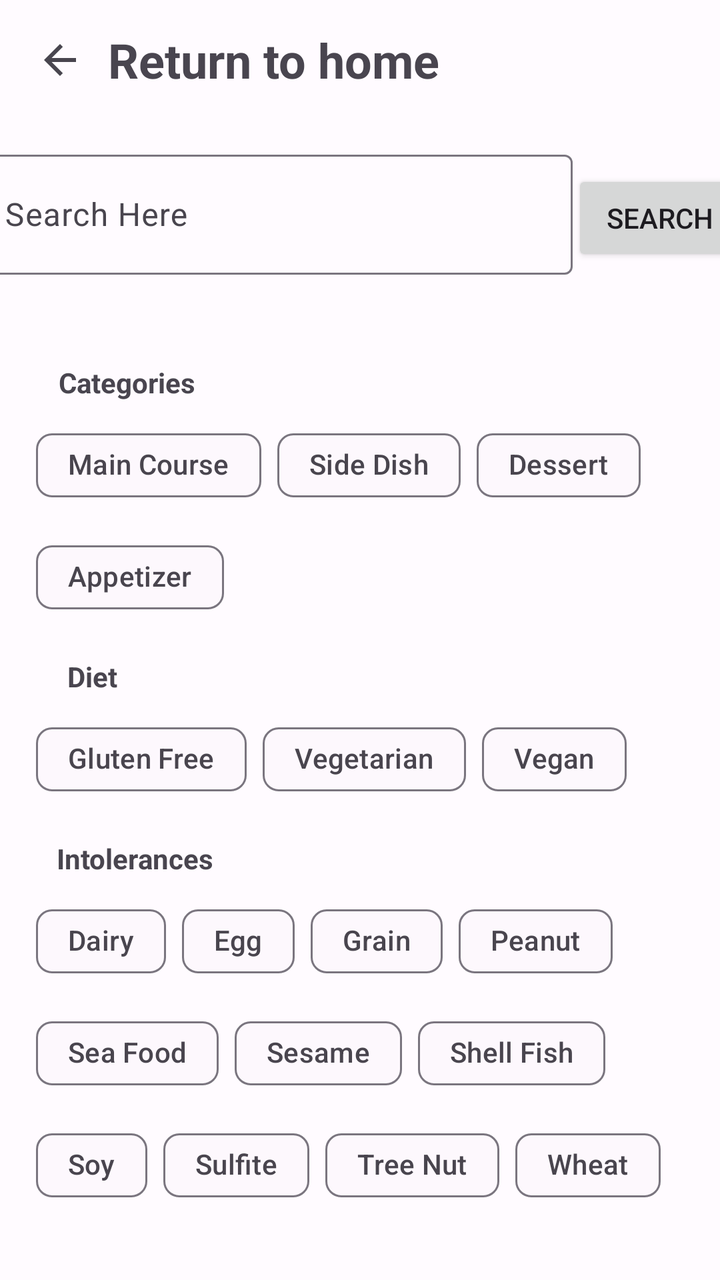
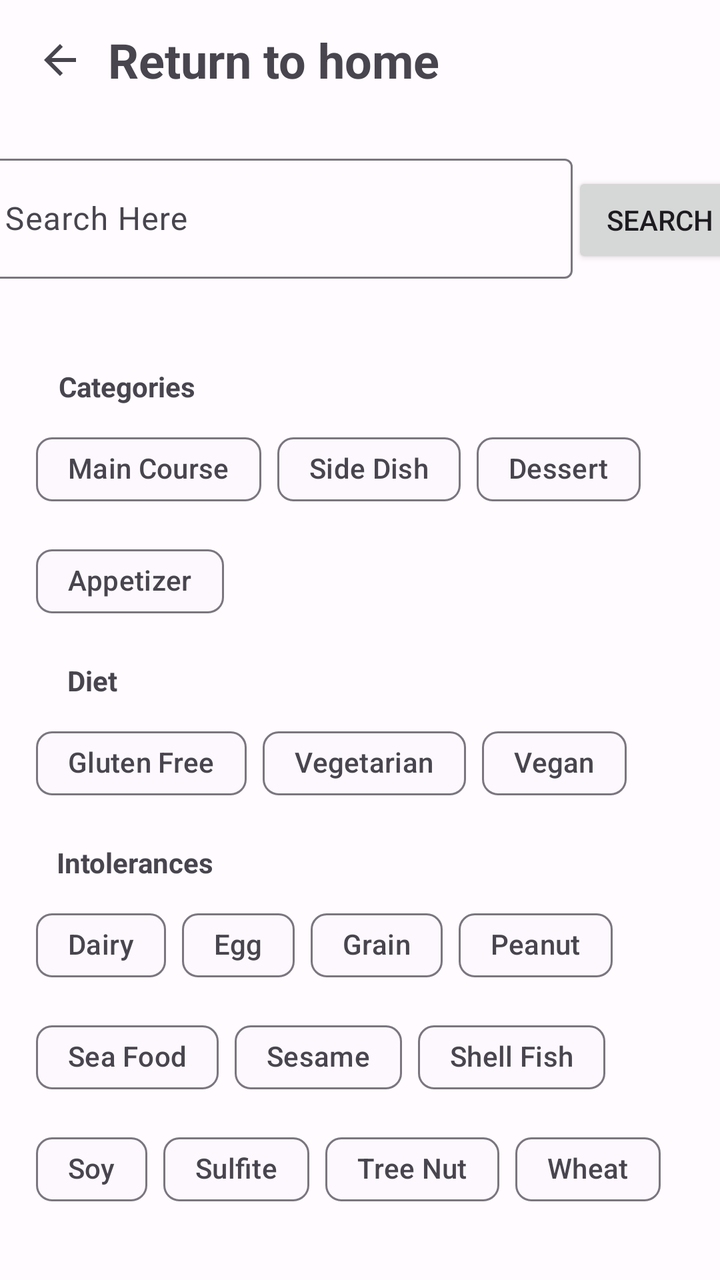

Screens rendered from an Android XML layout before and after an edit, with the pre-edit source and the edit as a unified diff.
<!-- AndroidManifest.xml: application theme Theme.Food_alchemy -->
<!-- res/layout/fragment_search.xml -->
<?xml version="1.0" encoding="utf-8"?>
<androidx.constraintlayout.widget.ConstraintLayout xmlns:android="http://schemas.android.com/apk/res/android"
    xmlns:app="http://schemas.android.com/apk/res-auto"
    xmlns:tools="http://schemas.android.com/tools"
    android:layout_width="match_parent"
    android:layout_height="match_parent"
    tools:context=".ui.search.SearchActivity">

    <LinearLayout
        android:id="@+id/linear_layout"
        android:layout_width="match_parent"
        android:layout_height="wrap_content"
        android:gravity="center_vertical"
        android:padding="6dp"
        app:layout_constraintEnd_toEndOf="parent"
        app:layout_constraintHorizontal_bias="1.0"
        app:layout_constraintStart_toStartOf="parent"
        app:layout_constraintTop_toTopOf="parent">

        <ImageButton
            android:id="@+id/return_button"
            android:layout_width="48dp"
            android:layout_height="48dp"
            android:background="@android:color/transparent"
            android:padding="8dp"
            android:src="@drawable/baseline_arrow_back_24"
            app:tint="?attr/colorControlNormal"
            tools:ignore="ContentDescription" />

        <TextView
            android:id="@+id/title_textview"
            android:layout_width="wrap_content"
            android:layout_height="wrap_content"
            android:text="@string/return_to_home"
            android:textSize="24sp"
            android:textStyle="bold" />

    </LinearLayout>

    <androidx.constraintlayout.widget.ConstraintLayout
        android:layout_width="match_parent"
        android:layout_height="wrap_content"
        app:layout_constraintStart_toStartOf="parent"
        app:layout_constraintEnd_toEndOf="parent"
        android:id="@+id/search_layout"
        app:layout_constraintTop_toBottomOf="@+id/linear_layout">




        <com.google.android.material.textfield.TextInputLayout
            android:id="@+id/searchView"
            android:layout_width="300dp"
            android:layout_height="wrap_content"
            app:endIconMode="clear_text"
            android:paddingTop="12dp"
            android:layout_marginStart="6dp"
            app:errorEnabled="true"
            app:layout_constraintTop_toTopOf="parent"
            app:layout_constraintBottom_toTopOf="@id/recyclerview_ingredients_search"
            app:layout_constraintStart_toStartOf="parent"
            app:layout_constraintEnd_toStartOf="@id/search_btn">

            <com.google.android.material.textfield.TextInputEditText
                android:id="@+id/search_input_edit_text_ingredient"
                android:layout_width="match_parent"
                android:layout_height="60dp"
                android:layout_weight="1"
                android:inputType="text"
                android:hint="@string/search_here" />
        </com.google.android.material.textfield.TextInputLayout>

        <Button
            android:id="@+id/search_btn"
            app:layout_constraintBottom_toTopOf="@id/recyclerview_ingredients_search"
            app:layout_constraintTop_toTopOf="parent"
            app:layout_constraintEnd_toEndOf="parent"
            app:layout_constraintStart_toEndOf="@id/searchView"
            android:layout_marginEnd="6dp"
            android:layout_weight="1"
            android:layout_width="wrap_content"
            android:layout_height="wrap_content"
            android:text="@string/search" />

        <androidx.recyclerview.widget.RecyclerView
            android:id="@+id/recyclerview_ingredients_search"
            android:layout_width="match_parent"
            android:layout_height="wrap_content"
            app:layout_constraintTop_toBottomOf="@id/searchView"
            app:layout_constraintBottom_toBottomOf="parent"
            app:layout_constraintStart_toStartOf="parent"
            app:layout_constraintEnd_toEndOf="parent" />

    </androidx.constraintlayout.widget.ConstraintLayout>


    <ScrollView
        android:id="@+id/scrollChip"
        android:layout_width="match_parent"
        android:layout_height="0dp"
        app:layout_constraintTop_toBottomOf="@id/search_layout"
        app:layout_constraintBottom_toBottomOf="parent">

        <androidx.constraintlayout.widget.ConstraintLayout
            android:layout_width="match_parent"
            android:layout_height="match_parent">

            <com.google.android.material.chip.ChipGroup
                android:id="@+id/chip_ingredients"
                android:layout_width="match_parent"
                android:layout_height="wrap_content"
                android:layout_marginTop="8dp"
                android:layout_marginStart="18dp"
                android:layout_marginEnd="18dp"
                app:layout_constraintStart_toStartOf="parent"
                app:layout_constraintEnd_toEndOf="parent"
                app:layout_constraintTop_toTopOf="parent"
                app:layout_constraintBottom_toTopOf="@id/text_categories">

            </com.google.android.material.chip.ChipGroup>

            
            <TextView
                android:id="@+id/text_categories"
                android:layout_width="wrap_content"
                android:layout_height="wrap_content"
                android:text="@string/categories"
                android:layout_marginTop="16dp"
                android:textStyle="bold"
                app:layout_constraintStart_toStartOf="parent"
                app:layout_constraintEnd_toEndOf="parent"
                app:layout_constraintTop_toBottomOf="@id/chip_ingredients"
                app:layout_constraintBottom_toTopOf="@id/chip_group_categories"
                app:layout_constraintHorizontal_bias="0.1" />


            <com.google.android.material.chip.ChipGroup
                android:id="@+id/chip_group_categories"
                android:layout_width="match_parent"
                android:layout_height="wrap_content"
                android:layout_below="@id/text_categories"
                android:layout_marginTop="8dp"
                app:singleSelection="true"
                android:layout_marginStart="18dp"
                android:layout_marginEnd="18dp"
                app:layout_constraintStart_toStartOf="parent"
                app:layout_constraintEnd_toEndOf="parent"
                app:layout_constraintTop_toBottomOf="@id/text_categories"
                app:layout_constraintBottom_toTopOf="@id/text_diet">


                <com.google.android.material.chip.Chip
                    android:id="@+id/chip_main_course"
                    style="@style/Widget.Material3.Chip.Filter"
                    android:layout_width="wrap_content"
                    android:layout_height="wrap_content"
                    android:checked="false"
                    android:text="@string/main_course" />

                <com.google.android.material.chip.Chip
                    android:id="@+id/chip_side_dish"
                    style="@style/Widget.Material3.Chip.Filter"
                    android:layout_width="wrap_content"
                    android:layout_height="wrap_content"
                    android:checked="false"
                    android:text="@string/side_dish" />

                <com.google.android.material.chip.Chip
                    android:id="@+id/chip_dessert"
                    style="@style/Widget.Material3.Chip.Filter"
                    android:layout_width="wrap_content"
                    android:layout_height="wrap_content"
                    android:checked="false"
                    android:text="@string/dessert" />

                <com.google.android.material.chip.Chip
                    android:id="@+id/chip_appetizer"
                    style="@style/Widget.Material3.Chip.Filter"
                    android:layout_width="wrap_content"
                    android:layout_height="wrap_content"
                    android:checked="false"
                    android:text="@string/appetizer" />

                
                

            </com.google.android.material.chip.ChipGroup>

            
            <TextView
                android:id="@+id/text_diet"
                android:layout_width="wrap_content"
                android:layout_height="wrap_content"
                android:text="@string/diet"
                android:layout_marginTop="16dp"
                android:textStyle="bold"
                app:layout_constraintStart_toStartOf="parent"
                app:layout_constraintEnd_toEndOf="parent"
                app:layout_constraintTop_toBottomOf="@id/chip_group_categories"
                app:layout_constraintBottom_toTopOf="@id/chip_group_diet"
                app:layout_constraintHorizontal_bias="0.1"/>

            <com.google.android.material.chip.ChipGroup
                android:id="@+id/chip_group_diet"
                android:layout_width="match_parent"
                android:layout_height="wrap_content"
                android:layout_below="@id/text_diet"
                android:layout_marginTop="8dp"
                android:layout_marginStart="18dp"
                android:layout_marginEnd="18dp"
                app:singleSelection="true"
                app:layout_constraintStart_toStartOf="parent"
                app:layout_constraintEnd_toEndOf="parent"
                app:layout_constraintTop_toBottomOf="@id/text_diet"
                app:layout_constraintBottom_toTopOf="@id/text_intolerances">

                <com.google.android.material.chip.Chip
                    android:id="@+id/gluten_free"
                    style="@style/Widget.Material3.Chip.Filter"
                    android:layout_width="wrap_content"
                    android:layout_height="wrap_content"
                    android:checked="false"
                    android:text="@string/gluten_free" />

                <com.google.android.material.chip.Chip
                    android:id="@+id/vegetarian"
                    style="@style/Widget.Material3.Chip.Filter"
                    android:layout_width="wrap_content"
                    android:layout_height="wrap_content"
                    android:checked="false"
                    android:text="@string/vegetarian" />

                <com.google.android.material.chip.Chip
                    android:id="@+id/vegan"
                    style="@style/Widget.Material3.Chip.Filter"
                    android:layout_width="wrap_content"
                    android:layout_height="wrap_content"
                    android:checked="false"
                    android:text="@string/vegan" />
                
                

            </com.google.android.material.chip.ChipGroup>

            
            <TextView
                android:id="@+id/text_intolerances"
                android:layout_width="wrap_content"
                android:layout_height="wrap_content"
                android:text="@string/intolerances"
                android:layout_below="@id/chip_group_diet"
                android:layout_marginTop="16dp"
                android:textStyle="bold"
                app:layout_constraintStart_toStartOf="parent"
                app:layout_constraintEnd_toEndOf="parent"
                app:layout_constraintTop_toBottomOf="@id/chip_group_diet"
                app:layout_constraintBottom_toTopOf="@id/chip_group_intolerances"
                app:layout_constraintHorizontal_bias="0.1"/>

            <com.google.android.material.chip.ChipGroup
                android:id="@+id/chip_group_intolerances"
                android:layout_width="match_parent"
                android:layout_height="wrap_content"
                android:layout_below="@id/text_intolerances"
                android:layout_marginTop="8dp"
                android:layout_marginStart="18dp"
                android:layout_marginEnd="18dp"
                app:singleSelection="false"
                app:layout_constraintStart_toStartOf="parent"
                app:layout_constraintEnd_toEndOf="parent"
                app:layout_constraintTop_toBottomOf="@id/text_intolerances">

                <com.google.android.material.chip.Chip
                    android:id="@+id/dairy"
                    style="@style/Widget.Material3.Chip.Filter"
                    android:layout_width="wrap_content"
                    android:layout_height="wrap_content"
                    android:checked="false"
                    android:text="@string/dairy" />

                <com.google.android.material.chip.Chip
                    android:id="@+id/egg"
                    style="@style/Widget.Material3.Chip.Filter"
                    android:layout_width="wrap_content"
                    android:layout_height="wrap_content"
                    android:checked="false"
                    android:text="@string/egg" />

                <com.google.android.material.chip.Chip
                    android:id="@+id/grain"
                    style="@style/Widget.Material3.Chip.Filter"
                    android:layout_width="wrap_content"
                    android:layout_height="wrap_content"
                    android:checked="false"
                    android:text="@string/grain" />

                <com.google.android.material.chip.Chip
                    android:id="@+id/peanut"
                    style="@style/Widget.Material3.Chip.Filter"
                    android:layout_width="wrap_content"
                    android:layout_height="wrap_content"
                    android:checked="false"
                    android:text="@string/peanut" />

                <com.google.android.material.chip.Chip
                    android:id="@+id/sea_food"
                    style="@style/Widget.Material3.Chip.Filter"
                    android:layout_width="wrap_content"
                    android:layout_height="wrap_content"
                    android:checked="false"
                    android:text="@string/sea_food" />

                <com.google.android.material.chip.Chip
                    android:id="@+id/sesame"
                    style="@style/Widget.Material3.Chip.Filter"
                    android:layout_width="wrap_content"
                    android:layout_height="wrap_content"
                    android:checked="false"
                    android:text="@string/sesame" />

                <com.google.android.material.chip.Chip
                    android:id="@+id/shell_fish"
                    style="@style/Widget.Material3.Chip.Filter"
                    android:layout_width="wrap_content"
                    android:layout_height="wrap_content"
                    android:checked="false"
                    android:text="@string/shell_fish" />

                <com.google.android.material.chip.Chip
                    android:id="@+id/soy"
                    style="@style/Widget.Material3.Chip.Filter"
                    android:layout_width="wrap_content"
                    android:layout_height="wrap_content"
                    android:checked="false"
                    android:text="@string/soy" />

                <com.google.android.material.chip.Chip
                    android:id="@+id/sulfite"
                    style="@style/Widget.Material3.Chip.Filter"
                    android:layout_width="wrap_content"
                    android:layout_height="wrap_content"
                    android:checked="false"
                    android:text="@string/sulfite" />

                <com.google.android.material.chip.Chip
                    android:id="@+id/tree_nut"
                    style="@style/Widget.Material3.Chip.Filter"
                    android:layout_width="wrap_content"
                    android:layout_height="wrap_content"
                    android:checked="false"
                    android:text="@string/tree_nut" />

                <com.google.android.material.chip.Chip
                    android:id="@+id/wheat"
                    style="@style/Widget.Material3.Chip.Filter"
                    android:layout_width="wrap_content"
                    android:layout_height="wrap_content"
                    android:checked="false"
                    android:text="@string/wheat" />

                
                

            </com.google.android.material.chip.ChipGroup>
        </androidx.constraintlayout.widget.ConstraintLayout>
    </ScrollView>




</androidx.constraintlayout.widget.ConstraintLayout>
<!-- resources referenced by this layout -->
<resources>
  <!-- drawable baseline_arrow_back_24 (drawable) -->
  <vector android:autoMirrored="true" android:height="24dp"
      android:tint="#000000" android:viewportHeight="24"
      android:viewportWidth="24" android:width="24dp" xmlns:android="http://schemas.android.com/apk/res/android">
      <path android:fillColor="@android:color/black" android:pathData="M20,11H7.83l5.59,-5.59L12,4l-8,8 8,8 1.41,-1.41L7.83,13H20v-2z"/>
  </vector>
  <string name="appetizer">Appetizer</string>
  <string name="categories">Categories</string>
  <string name="dairy">Dairy</string>
  <string name="dessert">Dessert</string>
  <string name="diet">Diet</string>
  <string name="egg">Egg</string>
  <string name="gluten_free">Gluten Free</string>
  <string name="grain">Grain</string>
  <string name="intolerances">Intolerances</string>
  <string name="main_course">Main Course</string>
  <string name="peanut">Peanut</string>
  <string name="return_to_home">Return to home</string>
  <string name="sea_food">Sea Food</string>
  <string name="search">Search</string>
  <string name="search_here">Search Here</string>
  <string name="sesame">Sesame</string>
  <string name="shell_fish">Shell Fish</string>
  <string name="side_dish">Side Dish</string>
  <string name="soy">Soy</string>
  <string name="sulfite">Sulfite</string>
  <string name="tree_nut">Tree Nut</string>
  <string name="vegan">Vegan</string>
  <string name="vegetarian">Vegetarian</string>
  <string name="wheat">Wheat</string>
  <style name="Theme.Food_alchemy" parent="Base.Theme.Food_alchemy" />
  <color name="md_theme_light_primary">#7214FF</color>
  <color name="md_theme_light_onPrimary">#FFFFFF</color>
  <color name="md_theme_light_primaryContainer">#E9DDFF</color>
  <color name="md_theme_light_onPrimaryContainer">#23005C</color>
  <color name="md_theme_light_secondary">#625B70</color>
  <color name="md_theme_light_onSecondary">#FFFFFF</color>
  <color name="md_theme_light_secondaryContainer">#E8DEF8</color>
  <color name="md_theme_light_onSecondaryContainer">#1E192B</color>
  <color name="md_theme_light_tertiary">#7E525F</color>
  <color name="md_theme_light_onTertiary">#FFFFFF</color>
  <color name="md_theme_light_tertiaryContainer">#FFD9E2</color>
  <color name="md_theme_light_onTertiaryContainer">#31101C</color>
  <color name="md_theme_light_error">#BA1A1A</color>
  <color name="md_theme_light_onError">#FFFFFF</color>
  <color name="md_theme_light_errorContainer">#FFDAD6</color>
  <color name="md_theme_light_onErrorContainer">#410002</color>
  <color name="md_theme_light_outline">#7A757F</color>
  <color name="md_theme_light_background">#FFFBFF</color>
  <color name="md_theme_light_onBackground">#1C1B1E</color>
  <color name="md_theme_light_surface">#FDF8FD</color>
  <color name="md_theme_light_onSurface">#1C1B1E</color>
  <color name="md_theme_light_surfaceVariant">#E7E0EB</color>
  <color name="md_theme_light_onSurfaceVariant">#49454E</color>
  <color name="md_theme_light_inverseSurface">#323033</color>
  <color name="md_theme_light_inverseOnSurface">#F5EFF4</color>
  <color name="md_theme_light_inversePrimary">#D0BCFF</color>
  <!-- unchanged entries left out for length: 1 -->
</resources>

<!-- the commit's change to res/layout/fragment_search.xml (unified diff, before → after) -->
@@ -45,15 +45,12 @@
         android:id="@+id/search_layout"
         app:layout_constraintTop_toBottomOf="@+id/linear_layout">
 
-
-
-
         <com.google.android.material.textfield.TextInputLayout
             android:id="@+id/searchView"
             android:layout_width="300dp"
             android:layout_height="wrap_content"
             app:endIconMode="clear_text"
-            android:paddingTop="12dp"
+            android:paddingTop="14dp"
             android:layout_marginStart="6dp"
             app:errorEnabled="true"
             app:layout_constraintTop_toTopOf="parent"
